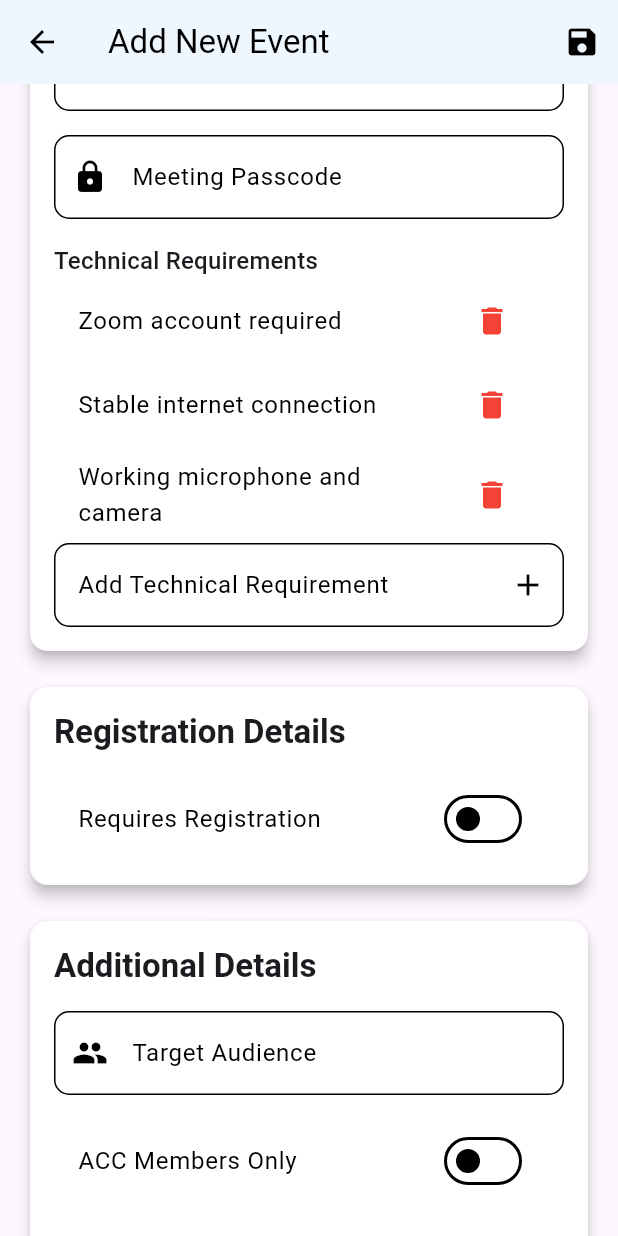
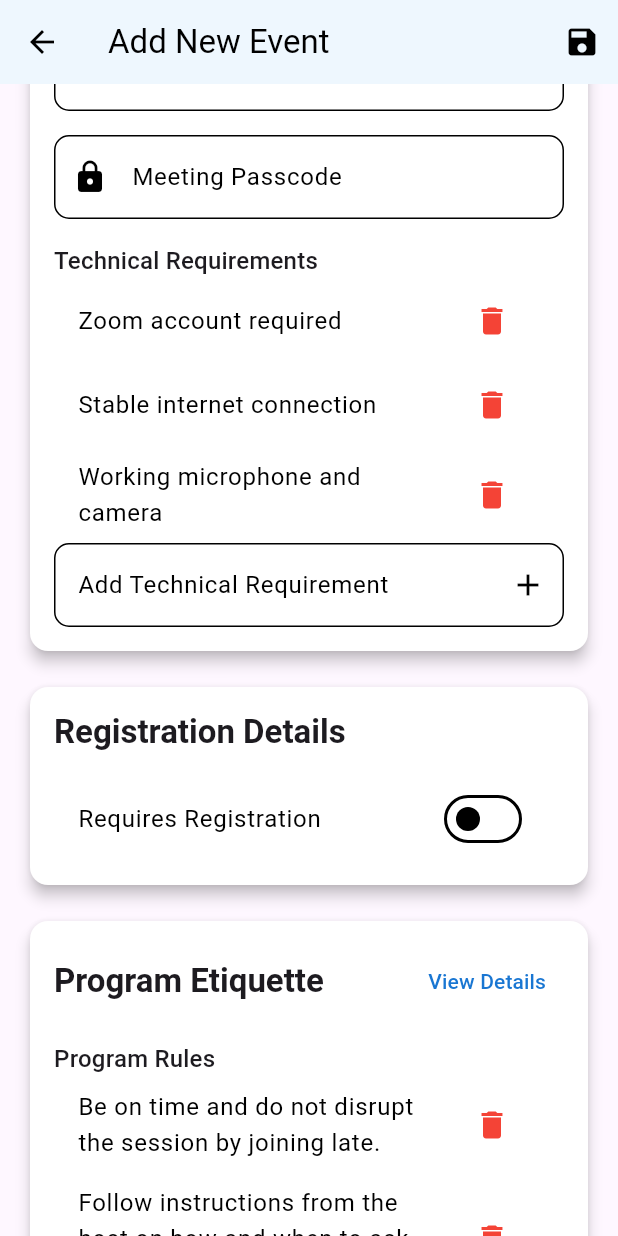
Before and after one commit to M0hamed-Eid/eventify, a Flutter app: the AddEventScreen screen opened directly, scrolled down 1152 dp, on a phone screen of 412 x 824 dp. Run offline on Flutter 3.47's test engine with Material 3 defaults, Android fonts, the phone set to English and light mode, and no system bars; our stand-ins replace cached_network_image, cloud_firestore, firebase_auth, firebase_core, firebase_messaging, firebase_storage and 14 more; accounts and stored records are empty; network calls fail.

Commit message:
feat(ui): Implement program etiquette section
Adds a detailed program etiquette section to the add event
screen, including technical requirements, participation guidelines,
and additional notes displayed in a modal bottom sheet.

```diff
--- a/lib/screens/admin/add_event_screen.dart
+++ b/lib/screens/admin/add_event_screen.dart
@@ -106,13 +106,177 @@ class _AddEventScreenState extends State<AddEventScreen> {
     'Stable internet connection',
     'Working microphone and camera',
   ];
+  final List<String> _requirements = [];
+
+  // Update the _programEtiquette list in initState or class declaration
   final List<String> _programEtiquette = [
-    'Be on time',
-    'Keep microphone muted unless speaking',
-    'Use chat for questions',
-    'Maintain professional conduct',
+    'Be on time and do not disrupt the session by joining late.',
+    'Follow instructions from the host on how and when to ask questions.',
+    'Keep microphones muted unless asked to speak.',
+    'Give full attention to the speaker and avoid distractions.',
+    'Turn video off if internet connection is unstable.',
+    'Maintain open and respectful dialogue.',
+    'Interrupting speakers or participants may lead to removal from the session.',
   ];
-  final List<String> _requirements = [];
+
+// Add a new method to show detailed program etiquette
+  void _showProgramEtiquetteDetails() {
+    showModalBottomSheet(
+      context: context,
+      isScrollControlled: true,
+      shape: const RoundedRectangleBorder(
+        borderRadius: BorderRadius.vertical(top: Radius.circular(20)),
+      ),
+      builder: (context) {
+        return DraggableScrollableSheet(
+          initialChildSize: 0.7,
+          minChildSize: 0.5,
+          maxChildSize: 0.95,
+          expand: false,
+          builder: (context, scrollController) {
+            return Container(
+              padding: const EdgeInsets.all(16),
+              child: ListView(
+                controller: scrollController,
+                children: [
+                  Center(
+                    child: Text(
+                      'Program Etiquette Guidelines',
+                      style: Theme.of(context).textTheme.headlineSmall?.copyWith(
+                        fontWeight: FontWeight.bold,
+                      ),
+                    ),
+                  ),
+                  const SizedBox(height: 16),
+                  _buildEtiquetteSection(
+                    'Technical Requirements',
+                    [
+                      'All online programs will be conducted via Zoom unless otherwise stated.',
+                      'Log into the link provided in the confirmation email at least 15 minutes in advance.',
+                      'Test connection, including audio and video capabilities.',
+                      'If a computer is not available, log in using a mobile device.',
+                      'Use the first and last name as registered for the program.',
+                      'Your name and image will be visible to other participants.',
+                    ],
+                  ),
+                  const SizedBox(height: 16),
+                  _buildEtiquetteSection(
+                    'Program Participation',
+                    [
+                      'Be on time and do not disrupt the session by joining late.',
+                      'Follow instructions from the host on how and when to ask questions.',
+                      'Keep microphones muted unless asked to speak.',
+                      'Give full attention to the speaker and avoid distractions.',
+                      'Turn video off if internet connection is unstable.',
+                      'Maintain open and respectful dialogue.',
+                      'Interrupting speakers or participants may lead to removal from the session.',
+                    ],
+                  ),
+                  const SizedBox(height: 16),
+                  _buildEtiquetteSection(
+                    'Additional Notes',
+                    [
+                      'All opinions expressed during the program are those of the speaker.',
+                      'Opinions do not necessarily represent the American Center Cairo or U.S. Embassy.',
+                      'English language programs are limited to participants who speak English as a second language.',
+                    ],
+                  ),
+                ],
+              ),
+            );
+          },
+        );
+      },
+    );
+  }
+
+// Helper method to build etiquette sections
+  Widget _buildEtiquetteSection(String title, List<String> items) {
+    return Column(
+      crossAxisAlignment: CrossAxisAlignment.start,
+      children: [
+        Text(
+          title,
+          style: TextStyle(
+            fontSize: 18,
+            fontWeight: FontWeight.bold,
+            color: Colors.blue[700],
+          ),
+        ),
+        const SizedBox(height: 8),
+        ...items.map((item) => _buildEtiquetteItem(item)),
+      ],
+    );
+  }
+
+// Helper method to build individual etiquette items
+  Widget _buildEtiquetteItem(String item) {
+    return Padding(
+      padding: const EdgeInsets.symmetric(vertical: 4),
+      child: Row(
+        crossAxisAlignment: CrossAxisAlignment.start,
+        children: [
+          Text(
+            '• ',
+            style: TextStyle(
+              color: Colors.blue[700],
+              fontSize: 16,
+            ),
+          ),
+          Expanded(
+            child: Text(
+              item,
+              style: const TextStyle(
+                fontSize: 14,
+              ),
+            ),
+          ),
+        ],
+      ),
+    );
+  }
+
+
+  Widget _buildProgramEtiquette() {
+    return Card(
+      elevation: 4,
+      shape: RoundedRectangleBorder(
+        borderRadius: BorderRadius.circular(12),
+      ),
+      child: Padding(
+        padding: const EdgeInsets.all(16.0),
+        child: Column(
+          crossAxisAlignment: CrossAxisAlignment.start,
+          children: [
+            Row(
+              mainAxisAlignment: MainAxisAlignment.spaceBetween,
+              children: [
+                Text(
+                  'Program Etiquette',
+                  style: Theme.of(context).textTheme.titleLarge?.copyWith(
+                    fontWeight: FontWeight.bold,
+                  ),
+                ),
+                TextButton(
+                  onPressed: _showProgramEtiquetteDetails,
+                  child: Text(
+                    'View Details',
+                    style: TextStyle(color: Colors.blue[700]),
+                  ),
+                ),
+              ],
+            ),
+            const SizedBox(height: 16),
+            _buildRequirementsList(
+              'Program Rules',
+              _programEtiquette,
+              'Add Rule',
+            ),
+          ],
+        ),
+      ),
+    );
+  }
 
   // Date and Time
   DateTime? _selectedDate;
@@ -265,6 +429,8 @@ class _AddEventScreenState extends State<AddEventScreen> {
                       _buildLocationCard(),
                       const SizedBox(height: 16),
                       _buildRegistrationCard(),
+                      const SizedBox(height: 16),
+                      _buildProgramEtiquette(),
                       const SizedBox(height: 16),
                       _buildAdditionalDetailsCard(),
                     ],
```
